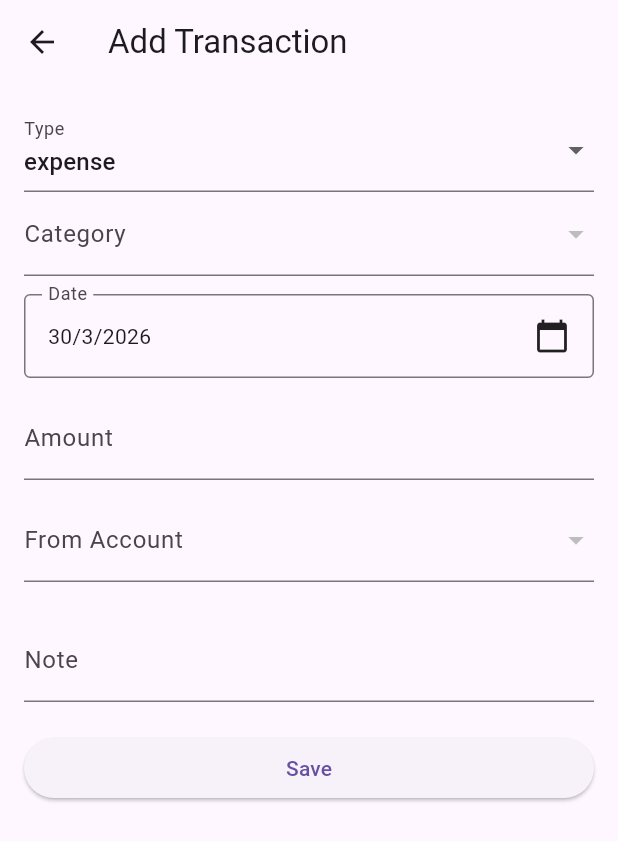
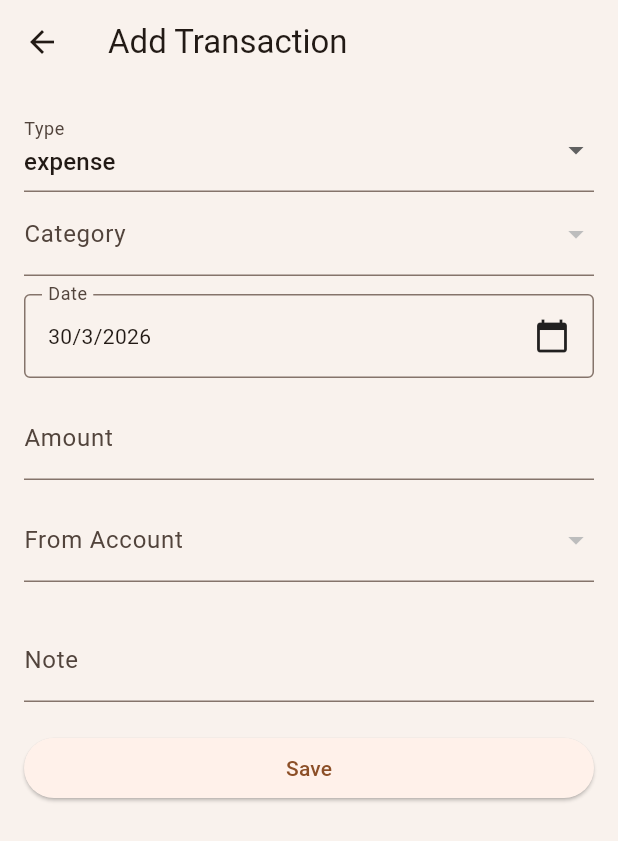
Before and after one commit to andimei/artakula, a Flutter app: the screen it shows after launch, after a tap on the "edit" icon, on a phone screen of 412 x 824 dp. Shown: the top 841 px of the screen. Run offline on Flutter 3.47's test engine with Material 3 defaults, Android fonts, the phone set to English and light mode, and no system bars; our stand-ins replace flutter_riverpod, hive, hive_flutter, shared_preferences; accounts and stored records are empty.

Commit message:
progress dari kantor

```diff
--- a/lib/core/theme/light_theme.dart
+++ b/lib/core/theme/light_theme.dart
@@ -1,16 +1,61 @@
+import 'package:artakula/core/theme/app_semantic_color.dart';
 import 'package:flutter/material.dart';
+import 'package:artakula/core/theme/app_color.dart';
 
 ThemeData lightTheme() {
-  return ThemeData(
+  final colorScheme = ColorScheme.fromSeed(
+    seedColor: AppColors.primary,
+    brightness: Brightness.light,
+  );
+
+  return ThemeData(textTheme: TextTheme(
+
+  ),
     useMaterial3: true,
     brightness: Brightness.light,
-    colorScheme: ColorScheme.fromSeed(
-      seedColor: Colors.blue,
-      brightness: Brightness.light,
+
+    colorScheme: colorScheme,
+
+    // Background
+    scaffoldBackgroundColor: AppColors.background,
+    canvasColor: AppColors.background,
+
+    // AppBar
+    appBarTheme: AppBarTheme(
+      elevation: 0,
+      centerTitle: false,
+      backgroundColor: AppColors.background,
+      surfaceTintColor: Colors.transparent,
+      foregroundColor: colorScheme.onSurface,
     ),
-    bottomNavigationBarTheme: const BottomNavigationBarThemeData(
-      selectedItemColor: Colors.blue,
+
+    // FAB
+    floatingActionButtonTheme: FloatingActionButtonThemeData(
+      backgroundColor: colorScheme.primary,
+      foregroundColor: colorScheme.onPrimary,
+    ),
+
+    // Bottom Navigation
+    bottomNavigationBarTheme: BottomNavigationBarThemeData(
+      selectedItemColor: colorScheme.primary,
       unselectedItemColor: Colors.grey,
+      backgroundColor: AppColors.surface,
+      elevation: 0,
     ),
+
+    // Divider
+    dividerTheme: const DividerThemeData(
+      thickness: 1,
+      color: AppColors.border,
+    ),
+
+    extensions: const [
+      AppSemanticColors(
+        income: Color(0xFF2ECC71),
+        expense: Color(0xFFE57373),
+      ),
+    ],
   );
+
+
 }
--- a/lib/features/categories/presentation/pages/category_page.dart
+++ b/lib/features/categories/presentation/pages/category_page.dart
@@ -77,6 +77,8 @@ class CategoriesPage extends ConsumerWidget {
     List<Category> categories,
     bool isIncome,
   ) {
+    // final filtered = categories.where((c) => c.isIncome == isIncome).toList();
+
     final filtered = categories
         .where((c) => !c.isSystem && c.isIncome == isIncome)
         .toList();
--- a/lib/features/shell/presentation/pages/shell_page.dart
+++ b/lib/features/shell/presentation/pages/shell_page.dart
@@ -33,11 +33,11 @@ class _ShellPageState extends State<ShellPage> {
   @override
   Widget build(BuildContext context) {
     return Scaffold(
-      appBar: AppBar(title: const Text('artakula')),
-      drawer: AppDrawer(
-        // themeMode: widget.themeMode,
-        // onThemeChanged: widget.onThemeChanged,
-      ),
+      // appBar: AppBar(title: const Text('artakula')),
+      // drawer: AppDrawer(
+      //   // themeMode: widget.themeMode,
+      //   // onThemeChanged: widget.onThemeChanged,
+      // ),
       body: IndexedStack(
         index: _currentIndex,
         children: const [
--- a/lib/features/transactions/presentation/pages/transaction_page.dart
+++ b/lib/features/transactions/presentation/pages/transaction_page.dart
@@ -171,6 +171,7 @@
 //   }
 // }
 
+import 'package:artakula/core/theme/theme_ext.dart';
 import 'package:artakula/features/transactions/data/models/transaction.dart';
 import 'package:artakula/features/transactions/providers/transaction_filter_provider.dart';
 import 'package:flutter/material.dart';
@@ -194,11 +195,11 @@ class TransactionsPage extends ConsumerWidget {
     final balance = ref.watch(balanceProvider);
 
     return Scaffold(
-      backgroundColor: Colors.grey[200],
+      backgroundColor: context.colors.surfaceContainerLowest,
 
       /// APPBAR
       appBar: AppBar(
-        title: const Text("Transaksi"),
+        title: const Text("Transactions"),
         actions: [
           IconButton(
             icon: const Icon(Icons.search),
@@ -221,7 +222,7 @@ class TransactionsPage extends ConsumerWidget {
       ),
 
       floatingActionButton: FloatingActionButton(
-        backgroundColor: Colors.blue,
+        backgroundColor: context.colors.primary,
         child: const Icon(Icons.edit),
         onPressed: () {
           Navigator.push(
@@ -235,8 +236,8 @@ class TransactionsPage extends ConsumerWidget {
 
       body: Column(
         children: [
-          _monthSwitcher(),
-          _summary(income, expense, balance),
+          _monthSwitcher(context),
+          _summary(context, income, expense, balance),
           const SizedBox(height: 8),
 
           Expanded(
@@ -248,17 +249,20 @@ class TransactionsPage extends ConsumerWidget {
   }
 
   /// MONTH SWITCHER
-  Widget _monthSwitcher() {
+  Widget _monthSwitcher(BuildContext context) {
     return Container(
       padding: const EdgeInsets.symmetric(vertical: 12),
       color: Colors.white,
       child: Row(
         mainAxisAlignment: MainAxisAlignment.spaceBetween,
-        children: const [
+        children: [
           Icon(Icons.chevron_left),
           Text(
             "Maret 2026",
-            style: TextStyle(fontSize: 16),
+            style: TextStyle(
+              fontSize: 16,
+              color: context.colors.primary,
+            ),
           ),
           Icon(Icons.chevron_right),
         ],
@@ -267,7 +271,7 @@ class TransactionsPage extends ConsumerWidget {
   }
 
   /// SUMMARY
-  Widget _summary(int income, int expense, int balance) {
+  Widget _summary(BuildContext context, int income, int expense, int balance) {
     return Container(
       color: Colors.white,
       padding: const EdgeInsets.symmetric(
@@ -277,8 +281,8 @@ class TransactionsPage extends ConsumerWidget {
       child: Column(
         children: [
           _row("Income", income, Colors.green),
-          _row("Expense", -expense, Colors.red),
-          const Divider(height: 2),
+          _row("Expense", -expense, context.colors.shadow),
+          Divider(color: context.colors.outlineVariant, height: 2),
           _row(
             "Total",
             balance,
@@ -353,7 +357,7 @@ class TransactionsPage extends ConsumerWidget {
         return Column(
           crossAxisAlignment: CrossAxisAlignment.start,
           children: [
-            _dayHeader(day, total),
+            _dayHeader(context, day, total),
             ...items.map(
               (tx) => TransactionTile(
                 transaction: tx,
@@ -374,14 +378,14 @@ class TransactionsPage extends ConsumerWidget {
     );
   }
 
-  Widget _dayHeader(DateTime day, int total) {
+  Widget _dayHeader(BuildContext context, DateTime day, int total) {
     final date = DateFormat('d').format(day);
     final weekday = DateFormat('EEEE', 'id_ID').format(day);
     final monthYear = DateFormat('MMMM yyyy', 'id_ID').format(day);
 
     return Container(
       padding: const EdgeInsets.all(12),
-      color: Colors.grey[300],
+      color: context.colors.surfaceContainer,
       child: Row(
         mainAxisAlignment: MainAxisAlignment.spaceBetween,
         children: [
@@ -389,9 +393,10 @@ class TransactionsPage extends ConsumerWidget {
             children: [
               Text(
                 date,
-                style: const TextStyle(
+                style: TextStyle(
                   fontSize: 28,
                   fontWeight: FontWeight.bold,
+                  color: context.colors.primary,
                 ),
               ),
               const SizedBox(width: 14),
--- a/lib/main.dart
+++ b/lib/main.dart
@@ -1,3 +1,4 @@
+import 'package:artakula/core/theme/app_theme.dart';
 import 'package:flutter/material.dart';
 import 'package:artakula/features/shell/presentation/pages/shell_page.dart';
 import 'package:flutter_riverpod/flutter_riverpod.dart';
@@ -40,8 +41,10 @@ class MyApp extends ConsumerWidget {
 
       data: (_) => MaterialApp(
         themeMode: themeMode,
-        theme: ThemeData.light(),
-        darkTheme: ThemeData.dark(),
+        // theme: ThemeData.light(),
+        theme: AppTheme.light,
+        // darkTheme: ThemeData.dark(),
+        darkTheme: AppTheme.dark,
         home: const ShellPage(),
       ),
     );
```
Also changed, not shown: lib/core/theme/app_color.dart (added, +17 -0 lines), lib/core/theme/app_semantic_color.dart (added, +36 -0 lines), lib/core/theme/dark_theme.dart (+8 -0 lines), lib/core/theme/theme_ext.dart (added, +9 -0 lines), lib/features/categories/providers/category_provider.dart (+0 -19 lines), lib/features/transactions/presentation/widgets/transaction_tile.dart (+11 -10 lines).
